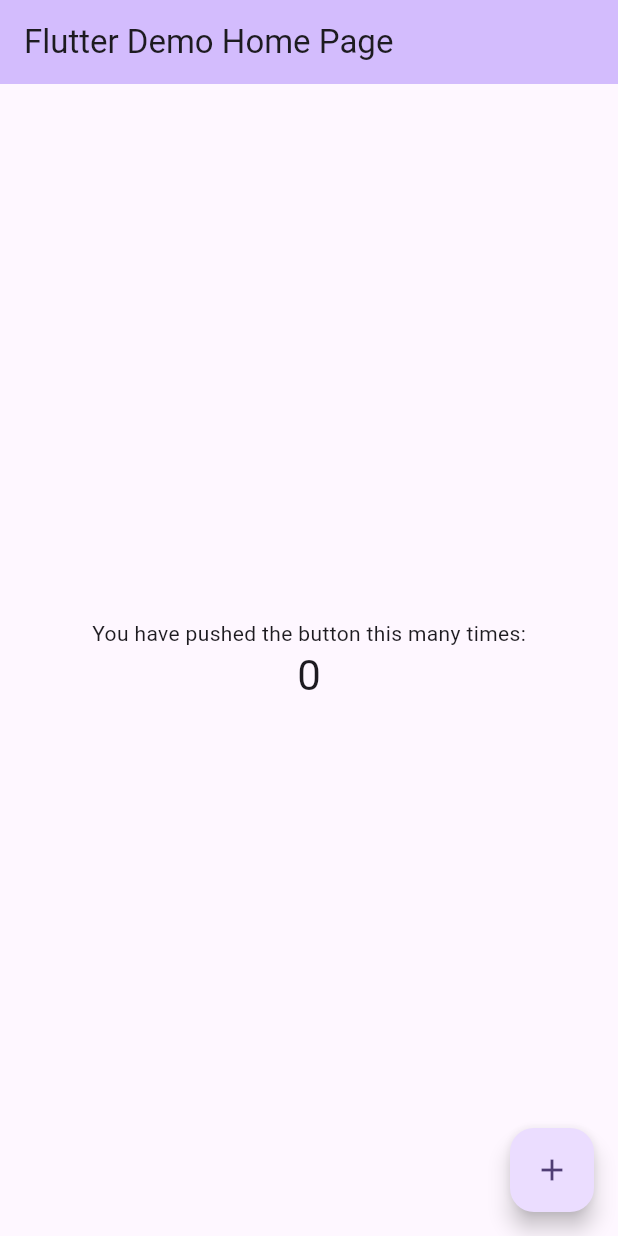
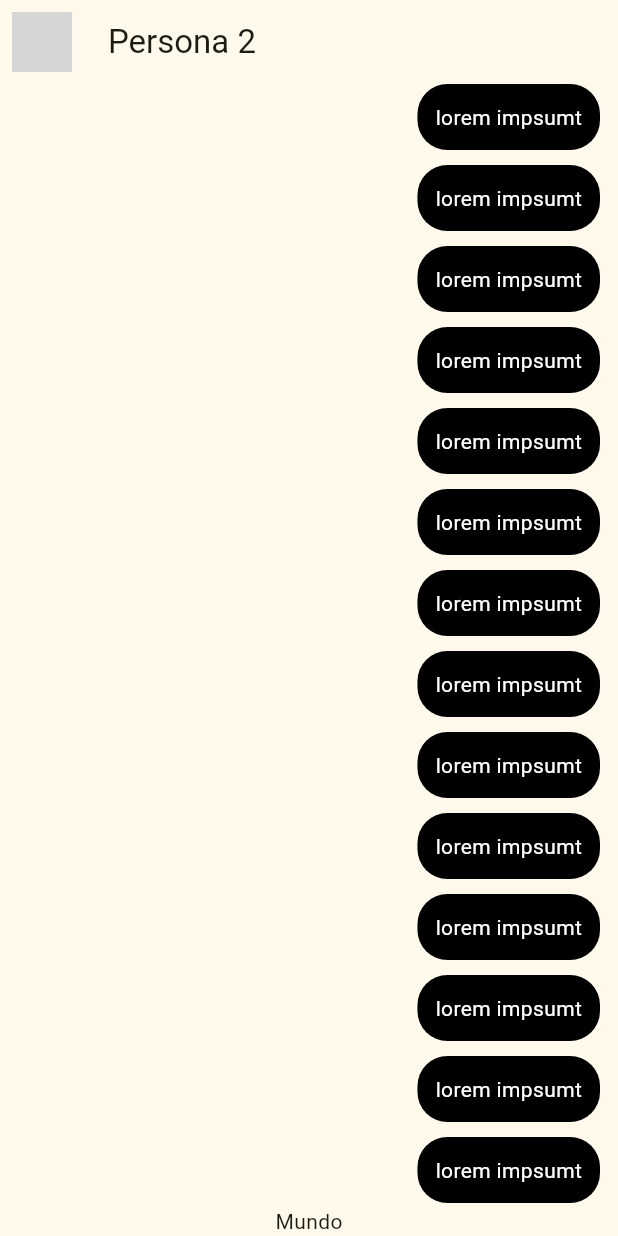
Before and after one commit to aledevme/Yes-No-Maybe, a Flutter app: the screen it shows after launch, on a phone screen of 412 x 824 dp. Run offline on Flutter 3.47's test engine with Material 2 defaults, Android fonts, the phone set to English and light mode, and no system bars; network calls fail; grey boxes are pictures that could not be loaded.

Commit message:
make a list of messages

```diff
--- /dev/null
+++ b/lib/config/theme/app_theme.dart
@@ -0,0 +1,25 @@
+import 'package:flutter/material.dart';
+
+const Color _customColor = Color(0xFF340E75);
+const List<Color> colors = [
+  _customColor,
+  Colors.red,
+  Colors.yellow,
+  Colors.purpleAccent,
+  Colors.deepPurple,
+  Colors.indigo,
+  Colors.lime
+];
+
+class AppTheme {
+  final int selectedColor;
+
+  AppTheme({required this.selectedColor})
+      : assert(selectedColor >= 0 && selectedColor <= colors.length - 1);
+  ThemeData theme() {
+    return ThemeData(
+        useMaterial3: true,
+        colorSchemeSeed: colors[selectedColor],
+        brightness: Brightness.light);
+  }
+}
--- a/lib/main.dart
+++ b/lib/main.dart
@@ -1,4 +1,6 @@
 import 'package:flutter/material.dart';
+import 'package:yes_no_maybe_app/config/theme/app_theme.dart';
+import 'package:yes_no_maybe_app/presentation/screens/chat/chat_screen.dart';
 
 void main() {
   runApp(const MyApp());
@@ -11,115 +13,8 @@ class MyApp extends StatelessWidget {
   @override
   Widget build(BuildContext context) {
     return MaterialApp(
-      title: 'Flutter Demo',
-      theme: ThemeData(
-        // This is the theme of your application.
-        //
-        // TRY THIS: Try running your application with "flutter run". You'll see
-        // the application has a blue toolbar. Then, without quitting the app,
-        // try changing the seedColor in the colorScheme below to Colors.green
-        // and then invoke "hot reload" (save your changes or press the "hot
-        // reload" button in a Flutter-supported IDE, or press "r" if you used
-        // the command line to start the app).
-        //
-        // Notice that the counter didn't reset back to zero; the application
-        // state is not lost during the reload. To reset the state, use hot
-        // restart instead.
-        //
-        // This works for code too, not just values: Most code changes can be
-        // tested with just a hot reload.
-        colorScheme: ColorScheme.fromSeed(seedColor: Colors.deepPurple),
-        useMaterial3: true,
-      ),
-      home: const MyHomePage(title: 'Flutter Demo Home Page'),
+      theme: AppTheme(selectedColor: 2).theme(),
+      home: Scaffold(body: ChatScreen()),
     );
   }
 }
-
-class MyHomePage extends StatefulWidget {
-  const MyHomePage({super.key, required this.title});
-
-  // This widget is the home page of your application. It is stateful, meaning
-  // that it has a State object (defined below) that contains fields that affect
-  // how it looks.
-
-  // This class is the configuration for the state. It holds the values (in this
-  // case the title) provided by the parent (in this case the App widget) and
-  // used by the build method of the State. Fields in a Widget subclass are
-  // always marked "final".
-
-  final String title;
-
-  @override
-  State<MyHomePage> createState() => _MyHomePageState();
-}
-
-class _MyHomePageState extends State<MyHomePage> {
-  int _counter = 0;
-
-  void _incrementCounter() {
-    setState(() {
-      // This call to setState tells the Flutter framework that something has
-      // changed in this State, which causes it to rerun the build method below
-      // so that the display can reflect the updated values. If we changed
-      // _counter without calling setState(), then the build method would not be
-      // called again, and so nothing would appear to happen.
-      _counter++;
-    });
-  }
-
-  @override
-  Widget build(BuildContext context) {
-    // This method is rerun every time setState is called, for instance as done
-    // by the _incrementCounter method above.
-    //
-    // The Flutter framework has been optimized to make rerunning build methods
-    // fast, so that you can just rebuild anything that needs updating rather
-    // than having to individually change instances of widgets.
-    return Scaffold(
-      appBar: AppBar(
-        // TRY THIS: Try changing the color here to a specific color (to
-        // Colors.amber, perhaps?) and trigger a hot reload to see the AppBar
-        // change color while the other colors stay the same.
-        backgroundColor: Theme.of(context).colorScheme.inversePrimary,
-        // Here we take the value from the MyHomePage object that was created by
-        // the App.build method, and use it to set our appbar title.
-        title: Text(widget.title),
-      ),
-      body: Center(
-        // Center is a layout widget. It takes a single child and positions it
-        // in the middle of the parent.
-        child: Column(
-          // Column is also a layout widget. It takes a list of children and
-          // arranges them vertically. By default, it sizes itself to fit its
-          // children horizontally, and tries to be as tall as its parent.
-          //
-          // Column has various properties to control how it sizes itself and
-          // how it positions its children. Here we use mainAxisAlignment to
-          // center the children vertically; the main axis here is the vertical
-          // axis because Columns are vertical (the cross axis would be
-          // horizontal).
-          //
-          // TRY THIS: Invoke "debug painting" (choose the "Toggle Debug Paint"
-          // action in the IDE, or press "p" in the console), to see the
-          // wireframe for each widget.
-          mainAxisAlignment: MainAxisAlignment.center,
-          children: <Widget>[
-            const Text(
-              'You have pushed the button this many times:',
-            ),
-            Text(
-              '$_counter',
-              style: Theme.of(context).textTheme.headlineMedium,
-            ),
-          ],
-        ),
-      ),
-      floatingActionButton: FloatingActionButton(
-        onPressed: _incrementCounter,
-        tooltip: 'Increment',
-        child: const Icon(Icons.add),
-      ), // This trailing comma makes auto-formatting nicer for build methods.
-    );
-  }
-}
--- /dev/null
+++ b/lib/presentation/screens/chat/chat_screen.dart
@@ -0,0 +1,47 @@
+import 'package:flutter/material.dart';
+import 'package:yes_no_maybe_app/presentation/widgets/chat/bubble_message.dart';
+
+class ChatScreen extends StatelessWidget {
+  const ChatScreen({super.key});
+
+  @override
+  Widget build(BuildContext context) {
+    return Scaffold(
+      appBar: AppBar(
+        leading: Padding(
+            padding: EdgeInsets.all(8),
+            child: CircleAvatar(
+              backgroundImage: NetworkImage(
+                  'https://assets.materialup.com/uploads/b78ca002-cd6c-4f84-befb-c09dd9261025/preview.png'),
+            )),
+        centerTitle: false,
+        title: Text('Persona 2'),
+      ),
+      body: _ChatView(),
+    );
+  }
+}
+
+class _ChatView extends StatelessWidget {
+  const _ChatView({
+    super.key,
+  });
+
+  @override
+  Widget build(BuildContext context) {
+    return SafeArea(
+        child: Padding(
+      padding: EdgeInsets.symmetric(horizontal: 12),
+      child: Column(
+        children: [
+          Expanded(child: ListView.builder(
+            itemBuilder: (context, index) {
+              return MessageBubble();
+            },
+          )),
+          Text('Mundo')
+        ],
+      ),
+    ));
+  }
+}
--- /dev/null
+++ b/lib/presentation/widgets/chat/bubble_message.dart
@@ -0,0 +1,27 @@
+import 'package:flutter/material.dart';
+
+class MessageBubble extends StatelessWidget {
+  const MessageBubble({super.key});
+
+  @override
+  Widget build(BuildContext context) {
+    return Column(
+      crossAxisAlignment: CrossAxisAlignment.end,
+      children: [
+        Container(
+          decoration: BoxDecoration(
+              color: Colors.black,
+              borderRadius: BorderRadius.all(Radius.circular(20))),
+          child: Padding(
+            padding: EdgeInsets.all(12),
+            child: Text(
+              'lorem impsumt',
+              style: TextStyle(color: Colors.white),
+            ),
+          ),
+        ),
+        SizedBox(height: 10)
+      ],
+    );
+  }
+}
```
